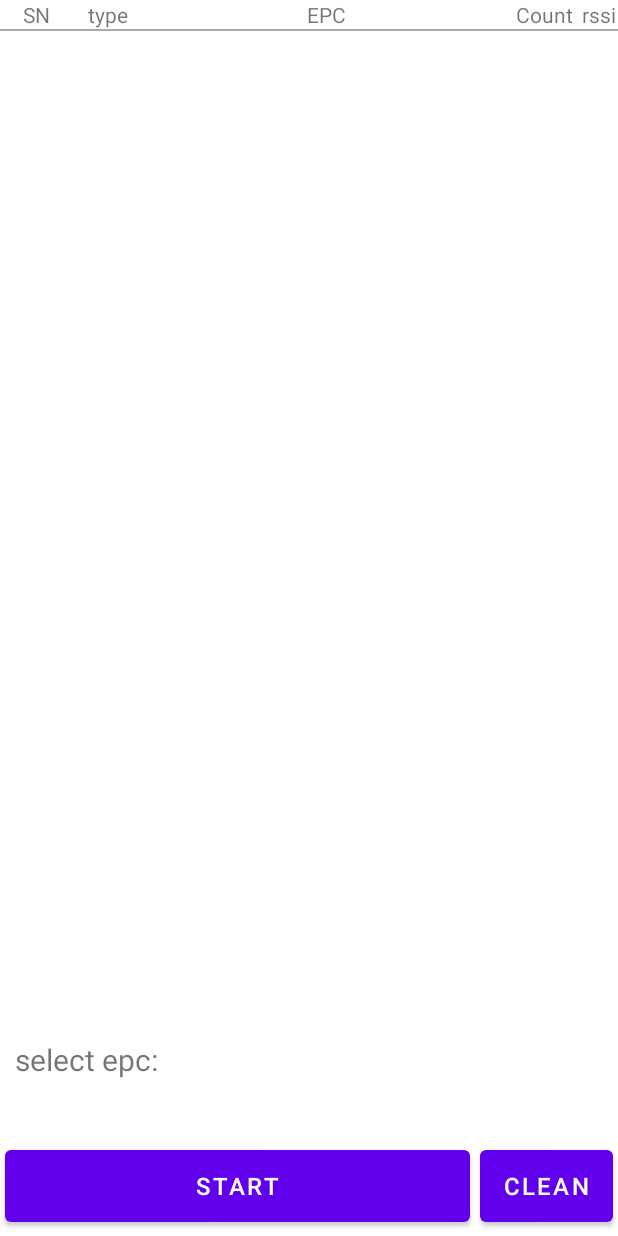
After one commit to pangJimmy/new_UHF-G, an Android app: the layout fragment_inventory_led.xml on its own in the app's theme, with its tools: preview values and no code run, on a phone screen of 412 x 824 dp. The commit adds this screen. Run offline under Robolectric (Android 15) with nearby library versions, the phone set to English and light mode, and no system bars.

```diff
--- a/app/src/main/java/com/pda/uhf_g/ui/fragment/AboutFragment.java
+++ b/app/src/main/java/com/pda/uhf_g/ui/fragment/AboutFragment.java
@@ -55,8 +55,8 @@ public class AboutFragment extends BaseFragment {
             String strVer = this.getResources().getString(R.string.firmware);
             String strSoft = this.getResources().getString(R.string.soft_version);
             String strDate = this.getResources().getString(R.string.version_date);
-            strSoft = String.format(strSoft, "2.2.19");
-            strDate = String.format(strDate, "2022-07-20");
+            strSoft = String.format(strSoft, "2.2.24");
+            strDate = String.format(strDate, "2022-10-17");
             if (version != null && version.length() > 0) {
                 version = String.format(strVer, version);
                 textViewFirmware.setText(version);
--- a/app/src/main/java/com/pda/uhf_g/ui/fragment/InventoryFragment.java
+++ b/app/src/main/java/com/pda/uhf_g/ui/fragment/InventoryFragment.java
@@ -222,6 +222,7 @@ public class InventoryFragment extends BaseFragment {
             List<Reader.TAGINFO> listTag = null;
             //6C
             //
+
             if (isMulti) {
                 listTag = mainActivity.mUhfrManager.tagInventoryRealTime();
             }else{
@@ -286,6 +287,7 @@ public class InventoryFragment extends BaseFragment {
 
 
     public Map<String, TagInfo> pooled6cData(Reader.TAGINFO info) {
+
         String epcAndTid = Tools.Bytes2HexString(info.EpcId, info.EpcId.length)
                 ;
         if (tagInfoMap.containsKey(epcAndTid)) {
@@ -366,6 +368,7 @@ public class InventoryFragment extends BaseFragment {
 //            soundTask();
         }
         showToast(R.string.start_inventory);
+//        mainActivity.mUhfrManager.setEMBEDEDATA(1, 0, 4, Tools.HexString2Bytes("00000000"));
         //
         if(mainActivity.mUhfrManager.getGen2session()!=3){
 
--- a/app/src/main/res/layout/fragment_inventory.xml
+++ b/app/src/main/res/layout/fragment_inventory.xml
@@ -82,6 +82,7 @@
                         android:layout_width="0dp"
                         android:layout_weight="1"
                         android:checked="true"
+                        android:visibility="gone"
                         android:layout_height="wrap_content"
                         android:text="@string/loop"/>
                 </LinearLayout>
--- /dev/null
+++ b/app/src/main/res/layout/fragment_inventory_led.xml
@@ -0,0 +1,133 @@
+<?xml version="1.0" encoding="utf-8"?>
+<LinearLayout xmlns:android="http://schemas.android.com/apk/res/android"
+    xmlns:tools="http://schemas.android.com/tools"
+    android:layout_width="match_parent"
+    android:layout_height="match_parent"
+    android:orientation="vertical"
+    tools:context=".ui.fragment.InventoryLedFragment">
+
+
+    <LinearLayout
+        android:layout_width="match_parent"
+        android:layout_height="wrap_content"
+        android:layout_weight="1"
+        android:orientation="vertical">
+
+        <LinearLayout
+            android:id="@+id/tabHead"
+            android:layout_width="match_parent"
+            android:layout_height="wrap_content">
+
+            <include layout="@layout/inventory_item" />
+        </LinearLayout>
+
+        <View
+            android:layout_width="match_parent"
+            android:layout_height="1dp"
+            android:background="@android:color/darker_gray" />
+
+        <LinearLayout
+            android:layout_width="match_parent"
+            android:layout_height="0dp"
+            android:layout_weight="1"
+            android:orientation="vertical">
+
+            <ListView
+                android:id="@+id/listview_epc"
+                android:layout_width="match_parent"
+                android:layout_height="match_parent" />
+
+            <androidx.recyclerview.widget.RecyclerView
+                android:id="@+id/recycle"
+                android:layout_width="match_parent"
+                android:layout_height="match_parent"
+                android:visibility="gone">
+
+            </androidx.recyclerview.widget.RecyclerView>
+        </LinearLayout>
+
+    </LinearLayout>
+
+    <LinearLayout
+        android:layout_width="match_parent"
+        android:layout_height="wrap_content"
+        android:orientation="vertical">
+
+        <LinearLayout
+            android:layout_width="match_parent"
+            android:layout_height="wrap_content"
+            android:orientation="horizontal">
+
+            <LinearLayout
+                android:layout_width="0dp"
+                android:layout_height="wrap_content"
+                android:layout_gravity="center"
+                android:layout_weight="2"
+                android:orientation="vertical"
+                android:layout_margin="10dp">
+
+                <LinearLayout
+                    android:layout_width="match_parent"
+                    android:layout_height="wrap_content"
+                    android:orientation="vertical">
+
+                    <TextView
+                        android:layout_width="wrap_content"
+                        android:layout_height="wrap_content"
+                        android:text="@string/select_epc"
+                        android:textSize="@dimen/text_size_20sp"
+                        />
+
+                    <TextView
+                        android:id="@+id/textView_led"
+                        android:layout_width="wrap_content"
+                        android:layout_height="wrap_content"
+                        android:text=""
+                        android:textSize="@dimen/text_size_20sp"
+                        />
+                </LinearLayout>
+            </LinearLayout>
+
+        </LinearLayout>
+
+        <LinearLayout
+            android:layout_width="match_parent"
+            android:layout_height="wrap_content"
+            android:orientation="horizontal">
+
+            <Button
+                android:id="@+id/button_inventory"
+                android:layout_width="wrap_content"
+                android:layout_height="wrap_content"
+                android:layout_margin="3dp"
+                android:layout_weight="1"
+                android:minHeight="@dimen/min_height_60dp"
+                android:text="@string/start_inventory"
+                android:textSize="@dimen/text_size_18sp" />
+
+            <Button
+                android:id="@+id/button_cus_read"
+                android:layout_width="wrap_content"
+                android:layout_height="wrap_content"
+                android:layout_margin="3dp"
+                android:minHeight="@dimen/min_height_60dp"
+                android:text="@string/cus_read"
+                android:textSize="@dimen/text_size_18sp"
+                android:visibility="gone" />
+
+
+            <Button
+                android:id="@+id/button_clean"
+                android:layout_width="wrap_content"
+                android:layout_height="wrap_content"
+                android:layout_margin="3dp"
+                android:minHeight="@dimen/min_height_60dp"
+                android:text="@string/clean"
+                android:textSize="@dimen/text_size_18sp" />
+        </LinearLayout>
+
+
+    </LinearLayout>
+
+
+</LinearLayout>
--- a/app/src/main/res/menu/navigation_menu.xml
+++ b/app/src/main/res/menu/navigation_menu.xml
@@ -6,6 +6,11 @@
             android:id="@+id/nav_inventory"
             android:icon="@drawable/ic_inventory_selected"
             android:title="@string/invenroty" />
+
+        <item
+            android:id="@+id/nav_inventory_led"
+            android:icon="@drawable/ic_inventory_selected"
+            android:title="@string/led_inventory" />
         <item
             android:id="@+id/nav_read_write_tag"
             android:icon="@drawable/ic_read_write_tag"
--- a/app/src/main/res/values/strings.xml
+++ b/app/src/main/res/values/strings.xml
@@ -14,7 +14,7 @@
     <string name="hello_blank_fragment">Hello blank fragment</string>
 
 
-    <string name="invenroty">invenroty</string>
+    <string name="invenroty">Inventory</string>
     <string name="frequency_settings">Frequency Settings</string>
     <string name="settings">Settings</string>
 
@@ -58,6 +58,9 @@
     <string name="write">Write</string>
     <string name="new_epc">New EPC(hex):</string>
     <string name="please_input_hex_string">please input hex EPC data</string>
+
+    <string name="select_epc">select epc:</string>
+    <string name="led_inventory">Led inventory</string>
 
     <string name="lock_tag">Lock tag</string>
     <string name="lock_data">lock data:</string>
```
Also changed, not shown: app/build.gradle (+3 -4 lines), app/src/main/java/com/pda/uhf_g/MainActivity.java (+17 -1 lines), app/src/main/java/com/pda/uhf_g/ui/fragment/InventoryLedFragment.java (added, +388 -0 lines), app/src/main/java/com/pda/uhf_g/ui/fragment/ReadWriteTag.java (+0 -24 lines), app/src/main/java/com/pda/uhf_g/ui/fragment/TemperatureTagFragment.java (+57 -0 lines), app/src/main/res/navigation/mobile_navigation.xml (+7 -0 lines), app/libs/UHF67_v1.0.16.jar (added), app/libs/UHF67_v1.0.9.jar (deleted), 5 other files.
